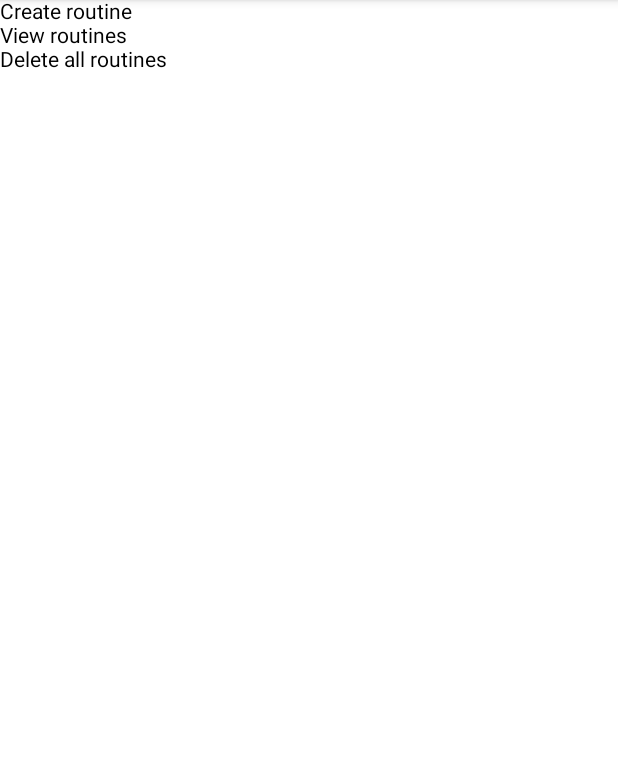
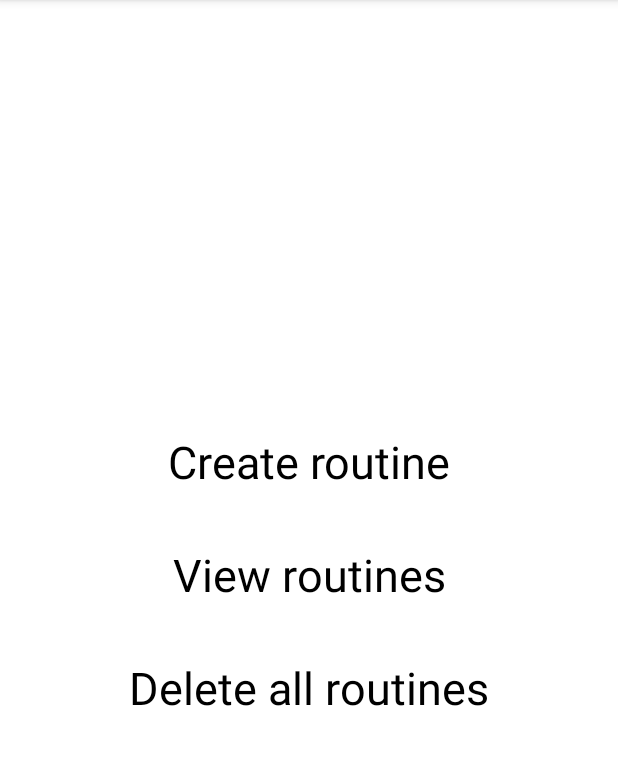
Before and after one commit to atul1503/Workouter, an Android app built with Jetpack Compose: the screen it shows after launch (MainActivity), on a phone screen of 412 x 824 dp, the part 84-849 px from its top. Run offline under Robolectric (Android 15) with nearby library versions, the phone set to English and light mode, and no system bars; our stand-ins replace Room's generated code.

Commit message:
fixed some css in frotn page

```diff
--- a/app/src/main/java/com/atul/workouter/MainActivity.kt
+++ b/app/src/main/java/com/atul/workouter/MainActivity.kt
@@ -1,9 +1,11 @@
 package com.atul.workouter
 
 
+import android.graphics.Paint.Align
 import android.health.connect.datatypes.units.Percentage
 import android.os.Bundle
 import android.util.Log
+import androidx.compose.ui.unit.sp
 import android.view.autofill.AutofillManager
 import androidx.appcompat.app.AppCompatActivity
 import androidx.activity.compose.setContent
@@ -14,6 +16,7 @@ import androidx.compose.foundation.BorderStroke
 import androidx.compose.foundation.Canvas
 import androidx.compose.foundation.background
 import androidx.compose.foundation.border
+import androidx.compose.foundation.layout.Arrangement
 import androidx.compose.foundation.layout.Box
 import androidx.compose.foundation.layout.Column
 import androidx.compose.foundation.layout.Row
@@ -49,7 +52,9 @@ import kotlinx.coroutines.launch
 import androidx.compose.ui.graphics.Color
 import androidx.compose.ui.graphics.drawscope.DrawStyle
 import androidx.compose.ui.graphics.drawscope.clipPath
+import androidx.compose.ui.layout.AlignmentLine
 import androidx.compose.ui.platform.LocalConfiguration
+import androidx.compose.ui.text.TextStyle
 import java.util.Date
 
 class MainActivity : AppCompatActivity() {
@@ -304,16 +309,19 @@ fun RestScreen(vm: viewModel) {
     @Composable
     fun WorkoutApp(vm: viewModel) {
         Column(
-            modifier = Modifier.fillMaxSize()
+            modifier = Modifier.fillMaxSize(), horizontalAlignment = Alignment.CenterHorizontally, verticalArrangement = Arrangement.Center
         ) {
-            ClickableText(
-                buildAnnotatedString { append("Create routine") },
+            ClickableText(modifier = Modifier.padding(20.dp),
+                text=buildAnnotatedString { append("Create routine") },
+                style = TextStyle(fontSize = 30.sp),
                 onClick = { vm.changeNavigationString("create routine") })
-            ClickableText(
-                buildAnnotatedString { append("View routines") },
+            ClickableText(modifier = Modifier.padding(20.dp),
+                text=buildAnnotatedString { append("View routines") },
+                style = TextStyle(fontSize = 30.sp),
                 onClick = { vm.changeNavigationString("see all routines") })
-            ClickableText(
-                buildAnnotatedString { append("Delete all routines") },
+            ClickableText(modifier = Modifier.padding(20.dp),
+                text=buildAnnotatedString { append("Delete all routines") },
+                style = TextStyle(fontSize = 30.sp),
                 onClick = { vm.changeNavigationString("delete all routines") })
         }
     }
```
